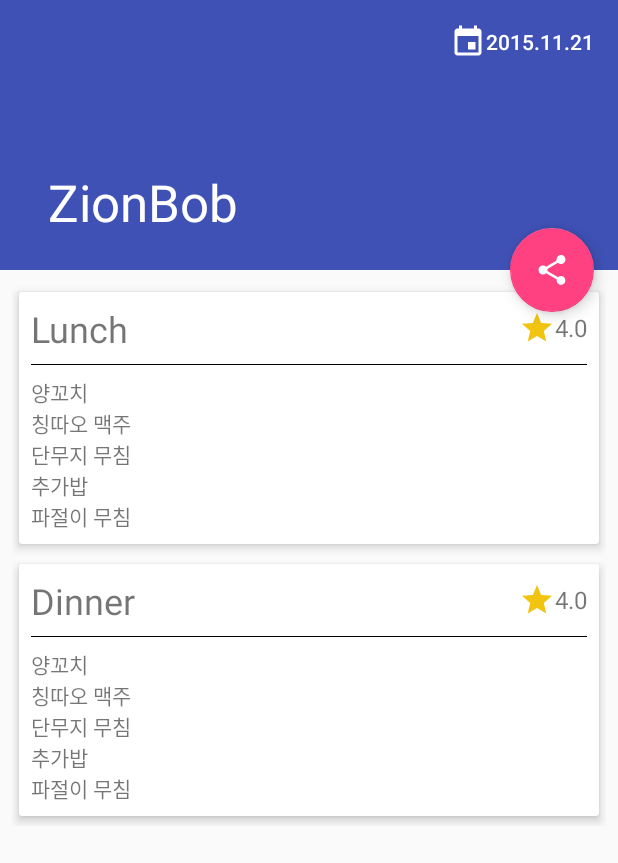
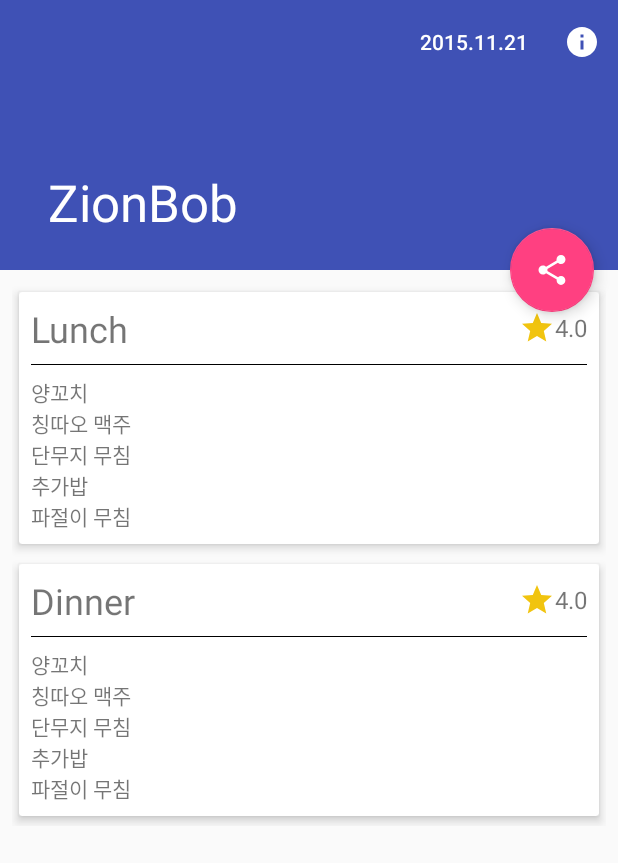
Before and after one commit to sukso96100/zionbob, an Android app: the screen it shows after launch (MainActivity), on a phone screen of 412 x 824 dp. Shown: the top 863 px of the screen. Run offline under Robolectric (Android 15) with nearby library versions, the phone set to English and light mode, and no system bars.

```diff
--- a/app/build.gradle
+++ b/app/build.gradle
@@ -25,4 +25,6 @@ dependencies {
     compile 'com.android.support:appcompat-v7:23.1.1'
     compile 'com.android.support:design:23.1.1'
     compile 'com.android.support:cardview-v7:23.1.1'
+    compile 'org.jsoup:jsoup:1.8.3'
+    compile 'com.squareup.retrofit:retrofit:2.0.0-beta2'
 }
--- /dev/null
+++ b/app/src/main/res/drawable/ic_info_24dp.xml
@@ -0,0 +1,9 @@
+<vector xmlns:android="http://schemas.android.com/apk/res/android"
+        android:width="24dp"
+        android:height="24dp"
+        android:viewportWidth="24.0"
+        android:viewportHeight="24.0">
+    <path
+        android:fillColor="#ffffff"
+        android:pathData="M12,2C6.48,2 2,6.48 2,12s4.48,10 10,10 10,-4.48 10,-10S17.52,2 12,2zm1,15h-2v-6h2v6zm0,-8h-2V7h2v2z"/>
+</vector>
--- a/app/src/main/res/layout/activity_main.xml
+++ b/app/src/main/res/layout/activity_main.xml
@@ -20,22 +20,7 @@
             android:layout_height="match_parent"
             app:layout_scrollFlags="scroll|exitUntilCollapsed"
             app:contentScrim="?attr/colorPrimary">
-            <Button
-                android:layout_width="wrap_content"
-                android:layout_height="wrap_content"
-                android:layout_marginTop="4dp"
-                app:layout_collapseMode="pin"
-                android:layout_gravity="top|end"
-                android:text="2015.11.21"
-                android:drawableStart="@drawable/ic_event_24dp"
-                android:drawableLeft="@drawable/ic_event_24dp"
-                android:textColor="@android:color/white"
-                android:background="#00000000"
-                android:layout_marginEnd="8dp"
-                android:layout_marginRight="8dp"
-                android:foreground="?selectableItemBackground"
-                android:paddingLeft="8dp"
-                android:paddingRight="8dp"/>
+
             <android.support.v7.widget.Toolbar
                 android:id="@+id/toolbar"
                 android:layout_height="?attr/actionBarSize"
--- a/app/src/main/res/menu/menu_main.xml
+++ b/app/src/main/res/menu/menu_main.xml
@@ -1,5 +1,10 @@
 <menu xmlns:android="http://schemas.android.com/apk/res/android"
     xmlns:app="http://schemas.android.com/apk/res-auto"
     xmlns:tools="http://schemas.android.com/tools" tools:context=".MainActivity">
-
+    <item android:id="@+id/action_date" android:title="2015.11.21"
+        android:orderInCategory="0" app:showAsAction="always|withText"
+        />
+    <item android:id="@+id/action_about" android:title="About"
+        android:orderInCategory="1" app:showAsAction="ifRoom"
+        android:icon="@drawable/ic_info_24dp" />
 </menu>
```
Also changed, not shown: app/src/main/java/kr/hs/zion/zionbob/MealDataLoader.java (added, +15 -0 lines), app/src/main/java/kr/hs/zion/zionbob/MealDataParser.java (added, +7 -0 lines), app/src/main/java/kr/hs/zion/zionbob/MealDataURLBuilder.java (added, +17 -0 lines), 1 other file.
